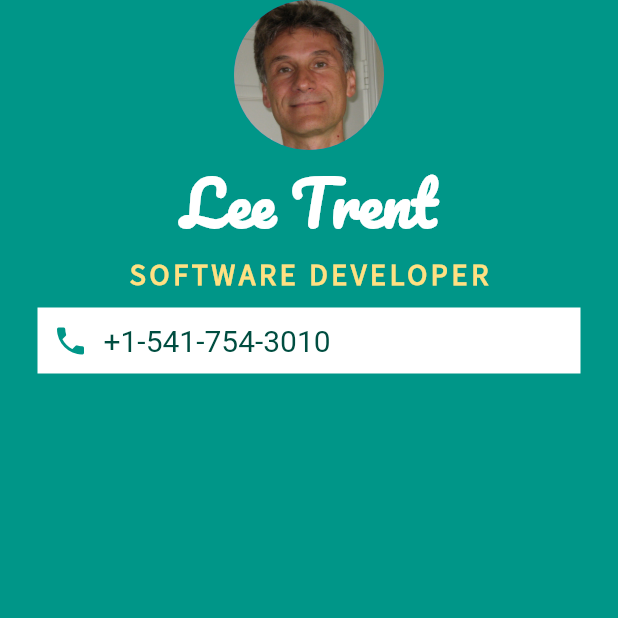
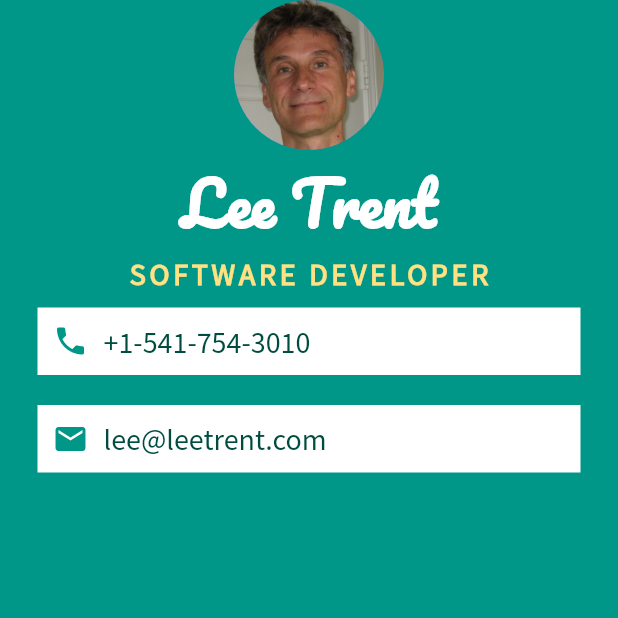
Before and after one commit to leetrent/mi_card_flutter, a Flutter app: the screen it shows after launch, on a phone screen of 412 x 824 dp, the top half of it. Run offline on Flutter 3.47's test engine with Material 2 defaults, Android fonts, the phone set to English and light mode, and no system bars; Roboto replaces fonts that are missing (SourceSacsPro).

Commit message:
Adds email address card

```diff
--- a/lib/main.dart
+++ b/lib/main.dart
@@ -56,9 +56,34 @@ class MyApp extends StatelessWidget {
                     Text('+1-541-754-3010',
                     style: TextStyle(
                       color: Colors.teal.shade900,
-                      fontFamily: 'SourceSacsPro',
+                      fontFamily: 'SourceSansPro',
                       fontSize: 20.0,
                     )),
+                  ],
+                ),
+              ),
+              Container(
+                color: Colors.white,
+                margin: EdgeInsets.symmetric(
+                  vertical: 10.0,
+                  horizontal: 25.0,
+                ),
+                padding: EdgeInsets.all(10.0),
+                child: Row(
+                  children: <Widget>[
+                    Icon(
+                      Icons.email,
+                      color: Colors.teal,
+                    ),
+                    SizedBox(
+                      width: 10.0,
+                    ),
+                    Text('lee@leetrent.com',
+                        style: TextStyle(
+                          color: Colors.teal.shade900,
+                          fontFamily: 'SourceSansPro',
+                          fontSize: 20.0,
+                        )),
                   ],
                 ),
               ),
```
